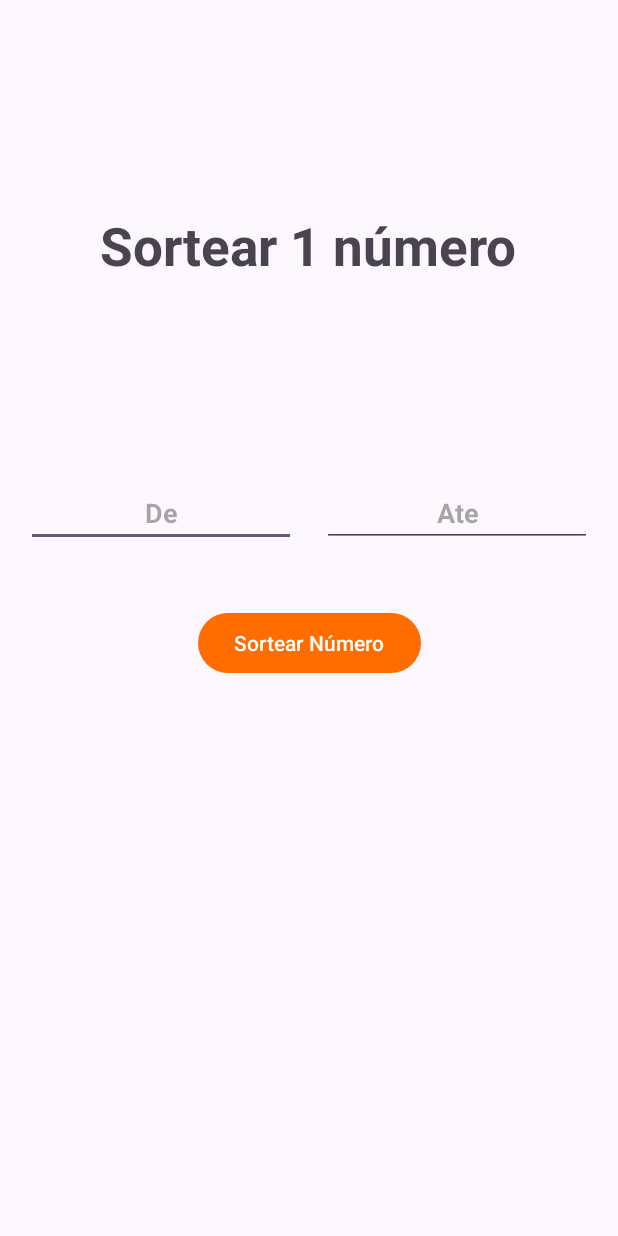
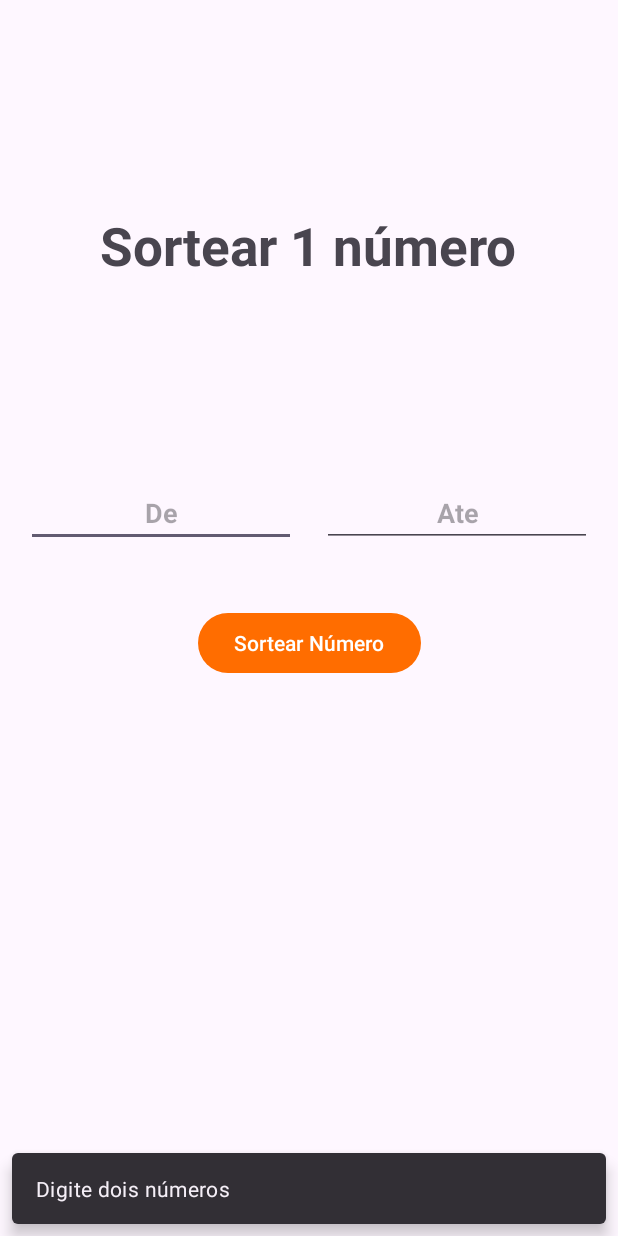
Before and after one commit to Eliard0/gerador_de_numero, an Android app: the HomeActivity screen opened directly, with no data from a screen before it, after a tap on "Sortear Número", on a phone screen of 412 x 824 dp. Run offline under Robolectric (Android 15) with nearby library versions, the phone set to English and light mode, and no system bars.

Commit message:
feat adicionando snackbar

```diff
--- a/app/src/main/java/dev/user/sorteio/HomeActivity.kt
+++ b/app/src/main/java/dev/user/sorteio/HomeActivity.kt
@@ -3,8 +3,8 @@ package dev.user.sorteio
 import android.content.Intent
 import android.os.Bundle
 import android.view.View
-import android.widget.Toast
 import androidx.appcompat.app.AppCompatActivity
+import com.google.android.material.snackbar.Snackbar
 import dev.user.sorteio.databinding.ActivityHomeBinding
 import kotlin.math.roundToInt
 
@@ -48,10 +48,10 @@ class HomeActivity : AppCompatActivity(), View.OnClickListener {
                 intent.putExtra("numeroAleatorio", numeroAleatorio.roundToInt().toString())
                 startActivity(intent)
             }else{
-                Toast.makeText(this, "O segundo número não pode menor ou igual o primeiro", Toast.LENGTH_LONG).show()
+                Snackbar.make(binding.layoutRoot, getString(R.string.instrucao_um), Snackbar.LENGTH_LONG).show()
             }
         } else {
-            Toast.makeText(this, "Digite dois números", Toast.LENGTH_LONG).show()
+            Snackbar.make(binding.layoutRoot, getString(R.string.instrucao_dois), Snackbar.LENGTH_LONG).show()
         }
     }
 }
--- a/app/src/main/res/layout/activity_home.xml
+++ b/app/src/main/res/layout/activity_home.xml
@@ -4,6 +4,7 @@
     xmlns:tools="http://schemas.android.com/tools"
     android:layout_width="match_parent"
     android:layout_height="match_parent"
+    android:id="@+id/layout_root"
     tools:context=".HomeActivity">
 
     <TextView
--- a/app/src/main/res/values-night/strings.xml
+++ b/app/src/main/res/values-night/strings.xml
@@ -4,4 +4,6 @@
     <string name="sortear_numero">Sortear 1 número</string>
     <string name="parabens">Parabéns</string>
     <string name="frase_numero_sorteado">O número sorteado foi:</string>
+    <string name="instrucao_um">O segundo número não pode ser menor ou igual o primeiro</string>
+    <string name="instrucao_dois">Digite dois números</string>
 </resources>
--- a/app/src/main/res/values/strings.xml
+++ b/app/src/main/res/values/strings.xml
@@ -4,4 +4,6 @@
     <string name="sortear_numero">Sortear 1 número</string>
     <string name="parabens">Parabéns</string>
     <string name="frase_numero_sorteado">O número sorteado foi:</string>
+    <string name="instrucao_um">O segundo número não pode ser menor ou igual o primeiro</string>
+    <string name="instrucao_dois">Digite dois números</string>
 </resources>
```
